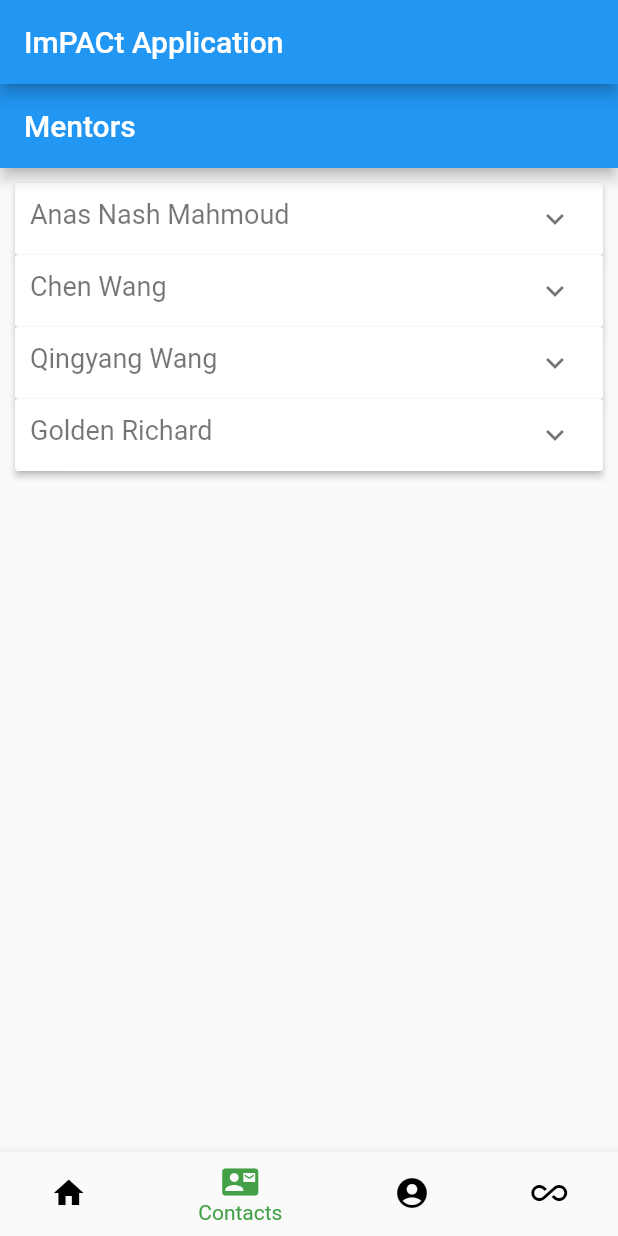
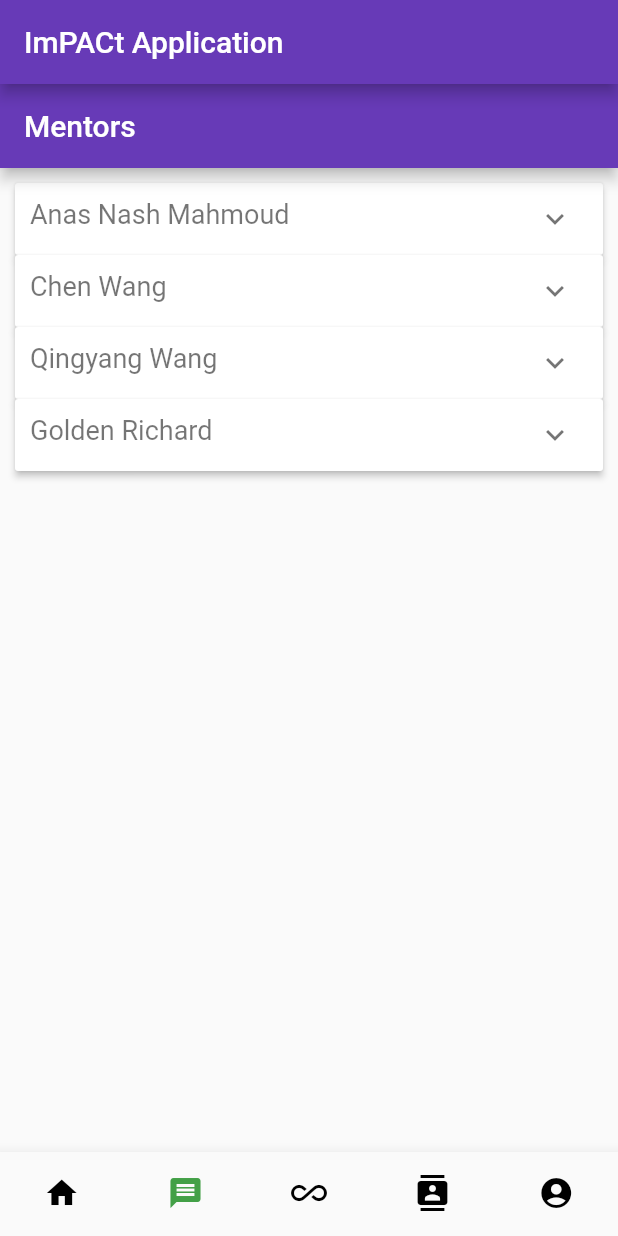
Before and after one commit to dsmann12/imPACt-dwerz, a Flutter app: the RootPage screen opened directly, item 2 of the bottom bar chosen, on a phone screen of 412 x 824 dp. Run offline on Flutter 3.47's test engine with Material 2 defaults, Android fonts, the phone set to English and light mode, and no system bars; our stand-ins replace cloud_firestore, firebase_auth, flutter_login; missing offline and left inert: dart:ffi, morpheus; accounts and stored records are empty.

Commit message:
UI changes. Made primary swatch purple. Added a messaging tab. Made bottom navigation bar not shift and removed bottom text.

```diff
--- a/lib/main.dart
+++ b/lib/main.dart
@@ -11,6 +11,9 @@ class MyApp extends StatelessWidget {
   Widget build(BuildContext context) {
     return MaterialApp(
       title: _title,
+      theme: ThemeData(
+        primarySwatch: Colors.deepPurple,
+      ),
       home: LoginScreen(),
     );
   }
--- a/lib/pages/root.dart
+++ b/lib/pages/root.dart
@@ -25,9 +25,11 @@ class _RootPageState extends State<RootPage>
   int _currentIndex = 0;
   static List<Widget> _widgetOptions = <Widget>[
     HomePage(), //widget function call
+    MentorList(),
+    Recommendations(),
     MentorList(), // widget function call
     PersonalProfile(),
-    Recommendations()
+
 //    SearchBar()
 //    Text(
 //      'Search for Mentors here',
@@ -58,21 +60,28 @@ class _RootPageState extends State<RootPage>
               title: Text('Post Feed'),
             ),
             BottomNavigationBarItem(
-              icon: Icon(Icons.contact_mail),
+              icon: Icon(Icons.message),
+              title: Text('Messaging'),
+            ),
+            BottomNavigationBarItem(
+              icon: Icon(Icons.all_inclusive),
+              title: Text('Connect'),
+            ),
+            BottomNavigationBarItem(
+              icon: Icon(Icons.contacts),
               title: Text('Contacts'),
             ),
             BottomNavigationBarItem(
               icon: Icon(Icons.account_circle),
               title: Text('Personal Profile'),
             ),
-            BottomNavigationBarItem(
-              icon: Icon(Icons.all_inclusive),
-              title: Text('Connect'),
-            ),
           ],
           currentIndex: _selectedIndex,
+          showSelectedLabels: false,
+          showUnselectedLabels: false,
           selectedItemColor: Colors.green[600],
           unselectedItemColor: Colors.black,
+          type: BottomNavigationBarType.fixed,
           onTap: (index) {
             if(index != _currentIndex) {
               setState(() => _currentIndex = index);
```
